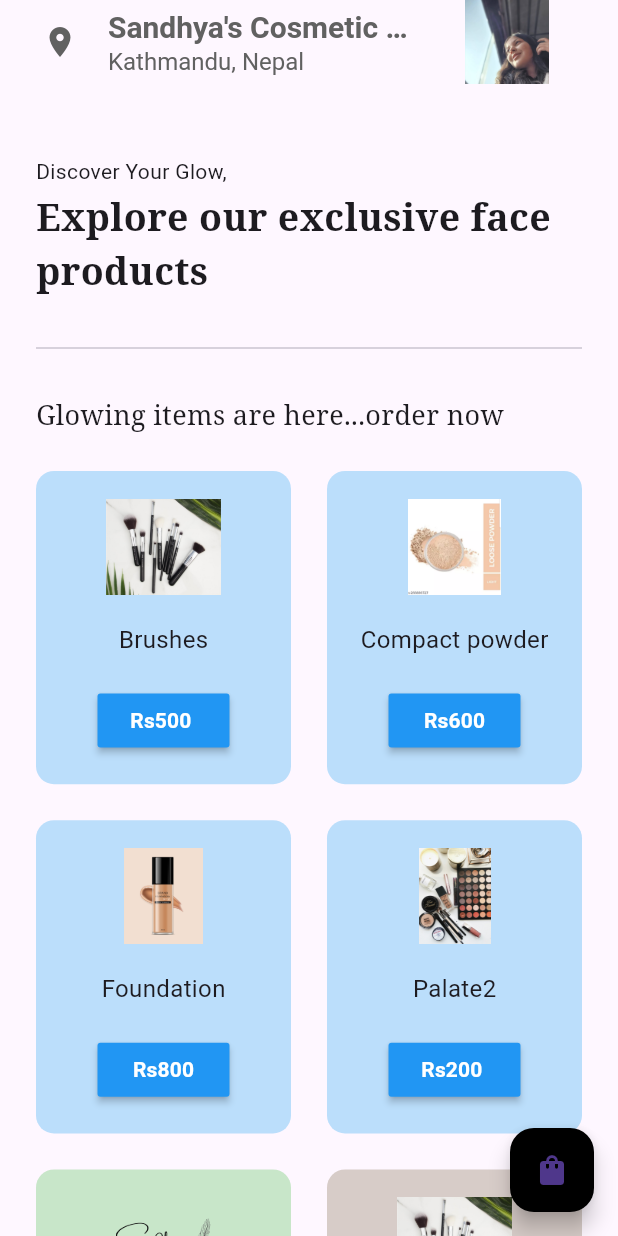
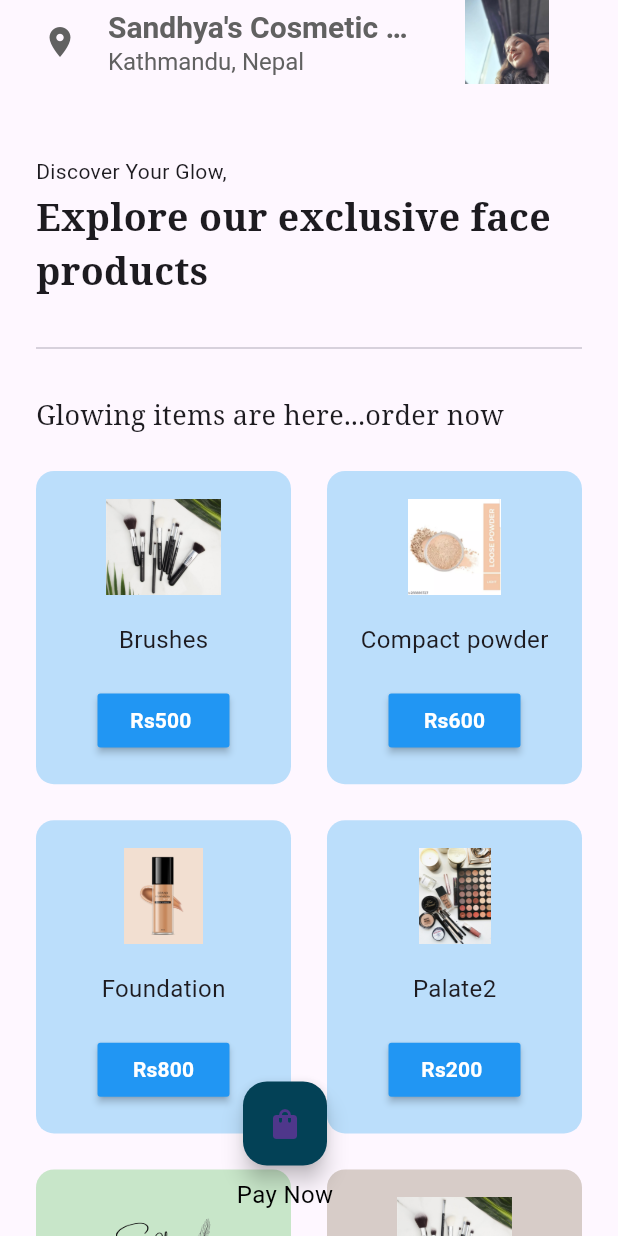
Before and after one commit to sandhyaNepal20/My_mob_app, a Flutter app: the HomePage screen opened directly, on a phone screen of 412 x 824 dp. Run offline on Flutter 3.47's test engine with Material 3 defaults, Android fonts, the light colour scheme and no system bars; our stand-ins replace google_fonts.

Commit message:
Creating pay now option

```diff
--- a/lib/pages/home_page.dart
+++ b/lib/pages/home_page.dart
@@ -58,8 +58,11 @@ class _HomePageState extends State<HomePage> {
           ),
         ],
       ),
-      floatingActionButton: FloatingActionButton(
-        backgroundColor: Colors.black,
+      floatingActionButton: Column(
+        mainAxisAlignment: MainAxisAlignment.end,
+        children: [
+          FloatingActionButton(
+            backgroundColor: Color.fromARGB(255, 3, 65, 86),
             onPressed: () => Navigator.push(
               context,
               MaterialPageRoute(
@@ -69,6 +72,21 @@ class _HomePageState extends State<HomePage> {
               ),
             ),
             child: const Icon(Icons.shopping_bag),
+          ),
+          SizedBox(height: 8), // Adjust the spacing between the button and text as needed
+          Row(
+            mainAxisAlignment: MainAxisAlignment.center,
+            children: [
+              Text(
+                'Pay Now',
+                style: TextStyle(
+                  color: Colors.black, // Customize the text color as needed
+                  fontSize: 16, // Customize the font size as needed
+                ),
+              ),
+            ],
+          ),
+        ],
       ),
       body: SingleChildScrollView(
         child: Column(
@@ -112,8 +130,7 @@ class _HomePageState extends State<HomePage> {
                   physics: NeverScrollableScrollPhysics(),
                   padding: const EdgeInsets.all(12),
                   itemCount: value.shopItems.length,
-                  gridDelegate:
-                      const SliverGridDelegateWithFixedCrossAxisCount(
+                  gridDelegate: const SliverGridDelegateWithFixedCrossAxisCount(
                     crossAxisCount: 2,
                     childAspectRatio: 1 / 1.2,
                   ),
```
Also changed, not shown: lib/images/grocery.jpg (deleted), lib/images/grocery.png (deleted). Lines whose indentation alone changed are shown as unchanged.
